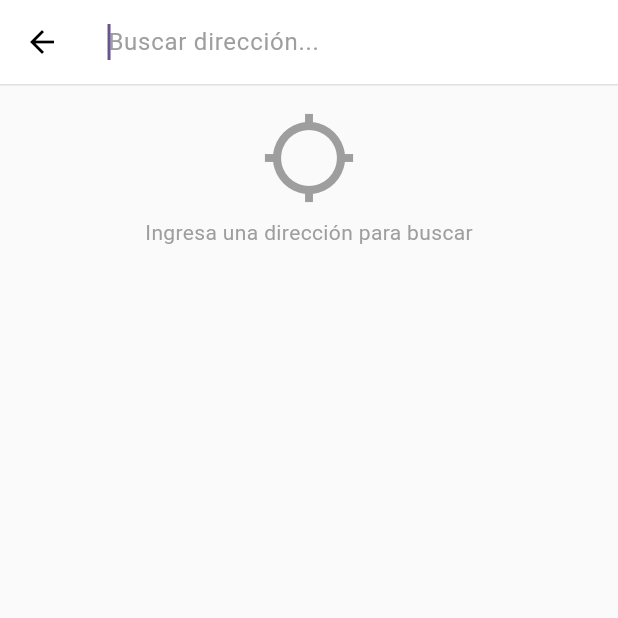
After one commit to gjagency/webanimal_mobile, a Flutter app: the PagePostCreate screen opened by its route, scrolled down 171 dp, after a tap on "Buscar dirección...", on a phone screen of 412 x 824 dp, the top half of it. The commit adds this screen. Run offline on Flutter 3.47's test engine with Material 3 defaults, Android fonts, the phone set to English and light mode, and no system bars; our stand-ins replace app_links, flutter_dotenv, font_awesome_flutter, geocoding, geolocator, go_router and 4 more; accounts and stored records are empty; network calls fail.

Commit message:
add location search functionality and integrate location service

```diff
--- /dev/null
+++ b/lib/pages/location/search.dart
@@ -0,0 +1,167 @@
+import 'package:flutter/material.dart';
+import 'package:mobile_app/service/location_service.dart';
+import 'dart:async';
+
+class LocationSearchPage extends StatefulWidget {
+  const LocationSearchPage({super.key});
+
+  @override
+  State<LocationSearchPage> createState() => _LocationSearchPageState();
+}
+
+class _LocationSearchPageState extends State<LocationSearchPage> {
+  final TextEditingController _searchController = TextEditingController();
+  List<LocationResult> _results = [];
+  bool _isSearching = false;
+  Timer? _debounce;
+
+  @override
+  void dispose() {
+    _searchController.dispose();
+    _debounce?.cancel();
+    super.dispose();
+  }
+
+  void _onSearchChanged(String query) {
+    if (_debounce?.isActive ?? false) _debounce!.cancel();
+
+    if (query.isEmpty) {
+      setState(() {
+        _results = [];
+        _isSearching = false;
+      });
+      return;
+    }
+
+    setState(() => _isSearching = true);
+
+    _debounce = Timer(const Duration(milliseconds: 500), () async {
+      final results = await LocationService.searchLocation(query);
+      if (mounted) {
+        setState(() {
+          _results = results;
+          _isSearching = false;
+        });
+      }
+    });
+  }
+
+  @override
+  Widget build(BuildContext context) {
+    return Scaffold(
+      backgroundColor: Colors.grey[50],
+      appBar: AppBar(
+        backgroundColor: Colors.white,
+        elevation: 0,
+        leading: IconButton(
+          icon: Icon(Icons.arrow_back, color: Colors.black),
+          onPressed: () => Navigator.pop(context),
+        ),
+        title: TextField(
+          controller: _searchController,
+          autofocus: true,
+          decoration: InputDecoration(
+            hintText: 'Buscar dirección...',
+            border: InputBorder.none,
+            hintStyle: TextStyle(color: Colors.grey),
+          ),
+          onChanged: _onSearchChanged,
+        ),
+        actions: [
+          if (_searchController.text.isNotEmpty)
+            IconButton(
+              icon: Icon(Icons.clear, color: Colors.grey),
+              onPressed: () {
+                _searchController.clear();
+                setState(() {
+                  _results = [];
+                  _isSearching = false;
+                });
+              },
+            ),
+        ],
+      ),
+      body: Column(
+        children: [
+          Container(height: 1, color: Colors.grey[300]),
+          if (_isSearching)
+            Padding(
+              padding: EdgeInsets.all(16),
+              child: Center(
+                child: CircularProgressIndicator(color: Colors.purple),
+              ),
+            )
+          else if (_results.isEmpty && _searchController.text.isNotEmpty)
+            Padding(
+              padding: EdgeInsets.all(16),
+              child: Center(
+                child: Column(
+                  children: [
+                    Icon(Icons.search_off, size: 64, color: Colors.grey),
+                    SizedBox(height: 8),
+                    Text(
+                      'No se encontraron resultados',
+                      style: TextStyle(color: Colors.grey),
+                    ),
+                  ],
+                ),
+              ),
+            )
+          else if (_results.isEmpty)
+            Padding(
+              padding: EdgeInsets.all(16),
+              child: Center(
+                child: Column(
+                  children: [
+                    Icon(
+                      Icons.location_searching,
+                      size: 64,
+                      color: Colors.grey,
+                    ),
+                    SizedBox(height: 8),
+                    Text(
+                      'Ingresa una dirección para buscar',
+                      style: TextStyle(color: Colors.grey),
+                    ),
+                  ],
+                ),
+              ),
+            )
+          else
+            Expanded(
+              child: ListView.builder(
+                itemCount: _results.length,
+                itemBuilder: (context, index) {
+                  final result = _results[index];
+                  return Column(
+                    children: [
+                      ListTile(
+                        leading: Container(
+                          padding: EdgeInsets.all(8),
+                          decoration: BoxDecoration(
+                            color: Colors.purple[50],
+                            borderRadius: BorderRadius.circular(8),
+                          ),
+                          child: Icon(Icons.location_on, color: Colors.purple),
+                        ),
+                        title: Text(
+                          result.displayName,
+                          maxLines: 2,
+                          overflow: TextOverflow.ellipsis,
+                          style: TextStyle(fontSize: 14),
+                        ),
+                        onTap: () {
+                          Navigator.pop(context, result);
+                        },
+                      ),
+                      Divider(height: 1, color: Colors.grey[200]),
+                    ],
+                  );
+                },
+              ),
+            ),
+        ],
+      ),
+    );
+  }
+}
--- a/lib/pages/posts/create.dart
+++ b/lib/pages/posts/create.dart
@@ -5,8 +5,9 @@ import 'package:flutter/services.dart';
 import 'package:go_router/go_router.dart';
 import 'package:image_picker/image_picker.dart';
 import 'package:geolocator/geolocator.dart';
+import 'package:mobile_app/pages/location/search.dart';
 import 'package:mobile_app/service/posts_service.dart';
-import 'package:geocoding/geocoding.dart'; // <-- agregar a pubspec.yaml
+import 'package:mobile_app/service/location_service.dart';
 
 class PagePostCreate extends StatefulWidget {
   const PagePostCreate({super.key});
@@ -26,7 +27,8 @@ class _PagePostCreateState extends State<PagePostCreate> {
   String? _selectedPostTypeId;
   String? _selectedPetTypeId;
   File? _selectedImageFile;
-  Position? _currentPosition;
+  double? _currentLat;
+  double? _currentLng;
   bool _isLoading = false;
   bool _isLoadingTypes = true;
 
@@ -79,11 +81,9 @@ if (!mounted) return;
         if (_petTypes.isNotEmpty) _selectedPetTypeId = _petTypes[0].id;
         _isLoadingTypes = false;
       });
-
     } catch (e) {
       if (!mounted) return;
       setState(() => _isLoadingTypes = false);
-
     }
   }
 
@@ -105,24 +105,38 @@ if (!mounted) return;
         }
       }
 
-      _currentPosition = await Geolocator.getCurrentPosition();
+      final position = await Geolocator.getCurrentPosition();
+      _currentLat = position.latitude;
+      _currentLng = position.longitude;
 
-      List<Placemark> placemarks = await placemarkFromCoordinates(
-        _currentPosition!.latitude,
-        _currentPosition!.longitude,
-        localeIdentifier: "es",
+      // Usar el servicio de geocodificación inversa
+      final address = await LocationService.reverseGeocode(
+        position.latitude,
+        position.longitude,
       );
 
-      if (placemarks.isNotEmpty) {
-        final place = placemarks.first;
-        _locationController.text =
-            '${place.locality ?? ''}, ${place.administrativeArea ?? ''}, ${place.country ?? ''}';
-      } else {
-        _locationController.text =
-            'Lat: ${_currentPosition!.latitude.toStringAsFixed(4)}, Lng: ${_currentPosition!.longitude.toStringAsFixed(4)}';
+      if (mounted) {
+        setState(() {
+          _locationController.text = address;
+        });
       }
     } catch (e) {
       _locationController.text = 'Error obteniendo ubicación';
+    }
+  }
+
+  Future<void> _openLocationSearch() async {
+    final result = await Navigator.push<LocationResult>(
+      context,
+      MaterialPageRoute(builder: (context) => LocationSearchPage()),
+    );
+
+    if (result != null && mounted) {
+      setState(() {
+        _locationController.text = result.displayName;
+        _currentLat = result.lat;
+        _currentLng = result.lng;
+      });
     }
   }
 
@@ -176,13 +190,13 @@ if (!mounted) return;
     if (!_formKey.currentState!.validate()) return;
 
     if (_selectedImageFile == null) {
-      ScaffoldMessenger.of(context).showSnackBar(
-        SnackBar(content: Text('Debes seleccionar una imagen')),
-      );
+      ScaffoldMessenger.of(
+        context,
+      ).showSnackBar(SnackBar(content: Text('Debes seleccionar una imagen')));
       return;
     }
 
-    if (_currentPosition == null) {
+    if (_currentLat == null || _currentLng == null) {
       ScaffoldMessenger.of(context).showSnackBar(
         SnackBar(content: Text('No se pudo obtener tu ubicación')),
       );
@@ -200,8 +214,8 @@ if (!mounted) return;
         description: _descriptionController.text,
         telefono: _telefonoController.text,
         imageBase64: base64Image,
-        lat: _currentPosition!.latitude,
-        lng: _currentPosition!.longitude,
+        lat: _currentLat!,
+        lng: _currentLng!,
         locationLabel: _locationController.text,
       );
 
@@ -239,7 +253,9 @@ if (!mounted) return;
               Container(
                 padding: EdgeInsets.all(8),
                 decoration: BoxDecoration(
-                gradient: LinearGradient(colors: [Colors.purple, Colors.pink]),
+                  gradient: LinearGradient(
+                    colors: [Colors.purple, Colors.pink],
+                  ),
                   borderRadius: BorderRadius.circular(12),
                 ),
                 child: Icon(Icons.pets, color: Colors.white, size: 20),
@@ -419,9 +435,7 @@ if (!mounted) return;
             TextFormField(
               controller: _telefonoController,
               keyboardType: TextInputType.phone,
-              inputFormatters: [
-                FilteringTextInputFormatter.digitsOnly,
-              ], // ✅ solo números
+              inputFormatters: [FilteringTextInputFormatter.digitsOnly],
               maxLength: 10,
               decoration: InputDecoration(
                 hintText: 'Ingresa tu teléfono',
@@ -451,6 +465,7 @@ if (!mounted) return;
               },
             ),
             SizedBox(height: 24),
+
             // Descripción
             Text(
               'Descripción',
@@ -487,17 +502,21 @@ if (!mounted) return;
             ),
             SizedBox(height: 24),
 
-            // Ubicación
+            // Ubicación - MEJORADO
             Text(
               'Ubicación',
               style: TextStyle(fontSize: 16, fontWeight: FontWeight.bold),
             ),
             SizedBox(height: 12),
-            TextFormField(
+            GestureDetector(
+              onTap: _openLocationSearch,
+              child: AbsorbPointer(
+                child: TextFormField(
                   controller: _locationController,
+                  readOnly: true,
                   decoration: InputDecoration(
-                hintText: 'Ubicación automática',
-                prefixIcon: Icon(Icons.location_on, color: Colors.purple),
+                    hintText: 'Buscar dirección...',
+                    prefixIcon: Icon(Icons.search, color: Colors.purple),
                     suffixIcon: IconButton(
                       icon: Icon(Icons.my_location, color: Colors.purple),
                       onPressed: _getCurrentLocation,
@@ -524,6 +543,8 @@ if (!mounted) return;
                     return null;
                   },
                 ),
+              ),
+            ),
             SizedBox(height: 32),
           ],
         ),
```
Also changed, not shown: lib/service/location_service.dart (added, +65 -0 lines), 1 other file. Lines whose indentation alone changed are shown as unchanged.
